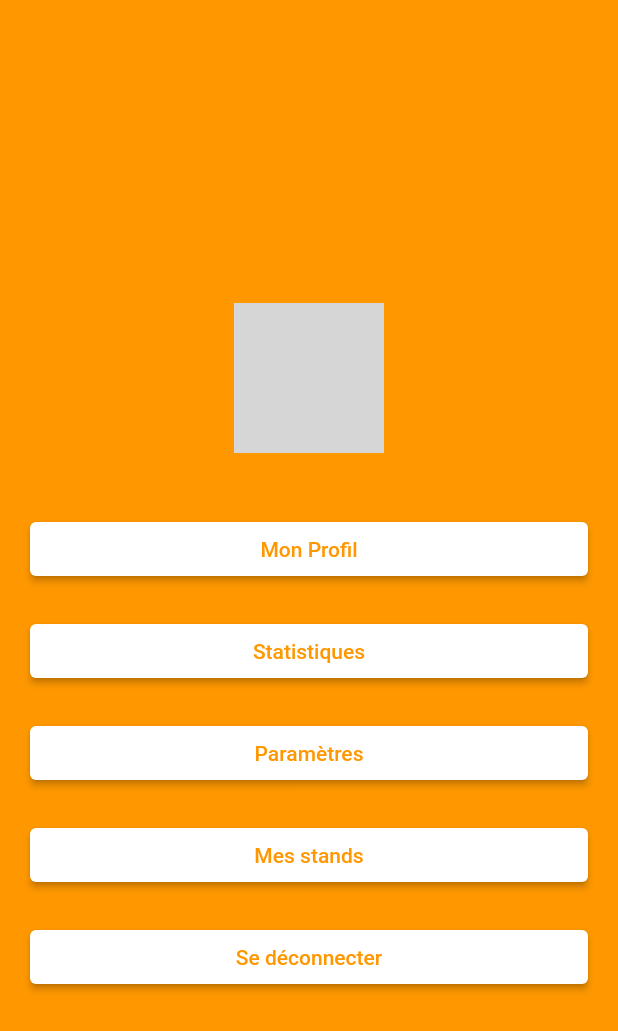
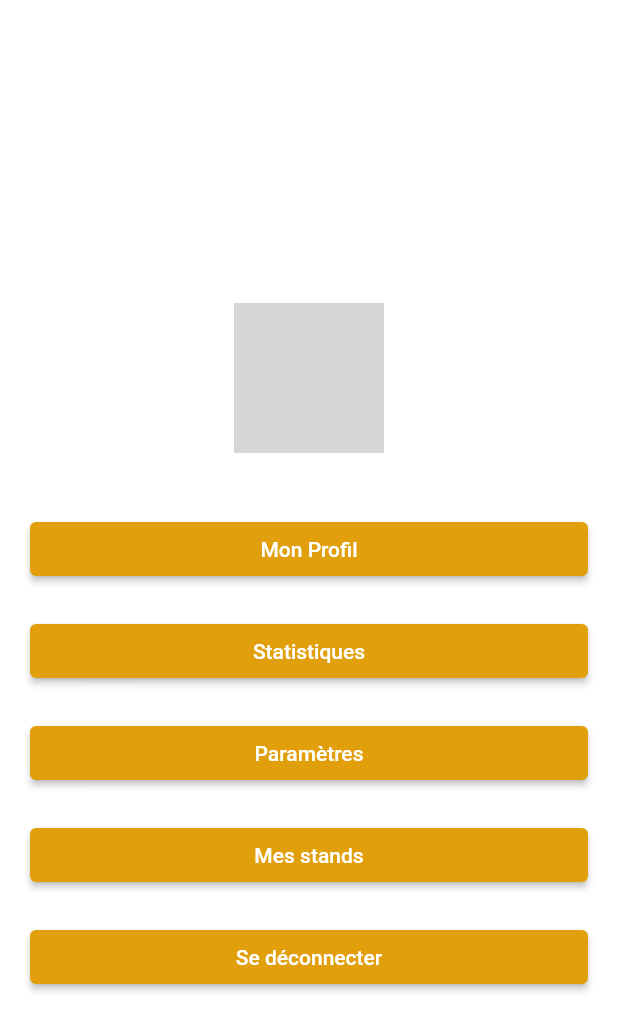
Before and after one commit to bastientardits/braderie_ppe, a Flutter app: the ProfileWidget screen opened directly, on a phone screen of 412 x 824 dp. Shown: the top 1031 px of the screen. Run offline on Flutter 3.47's test engine with Material 2 defaults, Android fonts, the phone set to English and light mode, and no system bars; our stand-ins replace cloud_firestore, equatable, firebase_auth, firebase_core, firebase_storage, flutter_map and 3 more; missing offline and left inert: flutter_map_marker_cluster, open_street_map_search_and_pick; accounts and stored records are empty; grey boxes are pictures that could not be loaded.

Commit message:
amélioration profil (image + couleurs)

```diff
--- a/lib/profileWidget.dart
+++ b/lib/profileWidget.dart
@@ -6,7 +6,7 @@ class ProfileWidget extends StatelessWidget {
   @override
   Widget build(BuildContext context) {
     return Scaffold(
-      backgroundColor: Colors.orange,
+      backgroundColor: Colors.white,
       body: Column(
         mainAxisAlignment: MainAxisAlignment.center,
         children: [
@@ -15,7 +15,7 @@ class ProfileWidget extends StatelessWidget {
             margin: EdgeInsets.only(top: 50),
             child: CircleAvatar(
               radius: 50,
-              backgroundImage: AssetImage('assets/profile_image.png'),
+              backgroundImage: AssetImage('assets/images/profil.jpg'),
             ),
           ),
           SizedBox(height: 30),
@@ -38,7 +38,7 @@ class ProfileWidget extends StatelessWidget {
           onPressed: () {},
           child: Text(title),
           style: ElevatedButton.styleFrom(
-            foregroundColor: Colors.orange, backgroundColor: Colors.white,
+            foregroundColor: Colors.white, backgroundColor: Color(0xFFE19F0C),
           ),
         ),
       ),
@@ -54,7 +54,7 @@ class ProfileWidget extends StatelessWidget {
           onPressed: () {},
           child: Text(title),
           style: ElevatedButton.styleFrom(
-            foregroundColor: Colors.orange, backgroundColor: Colors.white,
+            foregroundColor: Colors.white, backgroundColor: Color(0xFFE19F0C),
           ),
         ),
       ),
@@ -70,7 +70,7 @@ class ProfileWidget extends StatelessWidget {
           onPressed: () {},
           child: Text(title),
           style: ElevatedButton.styleFrom(
-            foregroundColor: Colors.orange, backgroundColor: Colors.white,
+            foregroundColor: Colors.white, backgroundColor: Color(0xFFE19F0C),
           ),
         ),
       ),
@@ -89,7 +89,7 @@ class ProfileWidget extends StatelessWidget {
           );},
           child: Text(title),
           style: ElevatedButton.styleFrom(
-            foregroundColor: Colors.orange, backgroundColor: Colors.white,
+            foregroundColor: Colors.white, backgroundColor: Color(0xFFE19F0C),
           ),
         ),
       ),
@@ -107,7 +107,7 @@ class ProfileWidget extends StatelessWidget {
             },
           child: Text(title),
           style: ElevatedButton.styleFrom(
-            foregroundColor: Colors.orange, backgroundColor: Colors.white,
+            foregroundColor: Colors.white, backgroundColor: Color(0xFFE19F0C),
           ),
         ),
       ),
```
